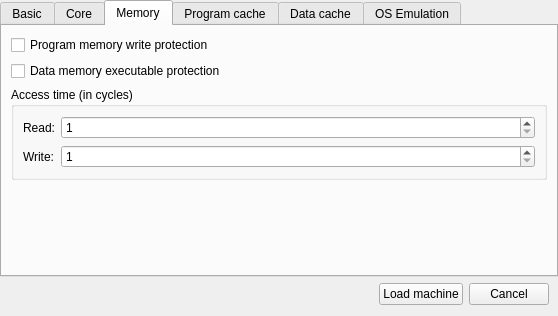
Before: the Qt Designer form qtmips_gui/NewDialog.ui in cvut/qtrvsim, drawn with Qt 5.
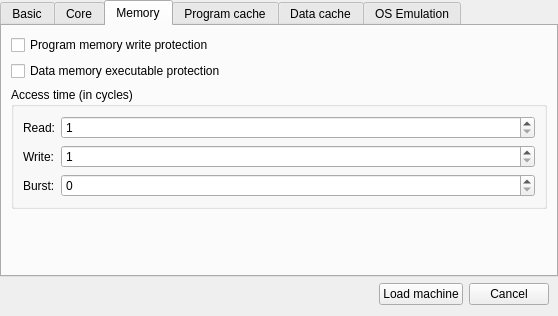
After: the same form once the commit is applied. The open tabs and pages were chosen to show the change.

Commit message: Add burst time and store timing in the config.

Patch:
```diff
--- a/qtmips_gui/NewDialog.ui
+++ b/qtmips_gui/NewDialog.ui
@@ -251,6 +251,23 @@
             </property>
            </widget>
           </item>
+          <item row="2" column="0">
+           <widget class="QLabel" name="label_3">
+            <property name="text">
+             <string>Burst:</string>
+            </property>
+           </widget>
+          </item>
+          <item row="2" column="1">
+           <widget class="QSpinBox" name="mem_time_burst">
+            <property name="minimum">
+             <number>0</number>
+            </property>
+            <property name="maximum">
+             <number>999999999</number>
+            </property>
+           </widget>
+          </item>
          </layout>
         </widget>
        </item>
```
The commit also changes 7 other files.
